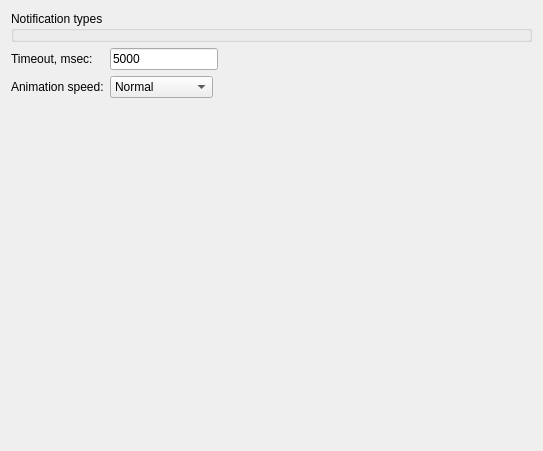
This is qmlpopups/src/settings/notifications.ui in euroelessar/qutim as Qt 5 draws it before an edit. The edited form follows.
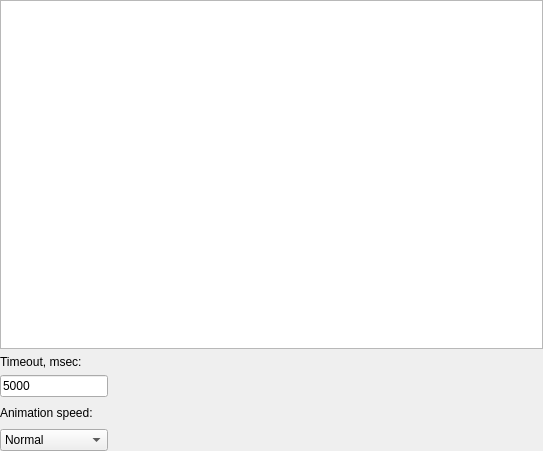
This is the edited form.

```diff
--- a/qmlpopups/src/settings/notifications.ui
+++ b/qmlpopups/src/settings/notifications.ui
@@ -13,20 +13,10 @@
   <property name="windowTitle">
    <string>Form</string>
   </property>
-  <layout class="QFormLayout" name="formLayout">
-   <property name="fieldGrowthPolicy">
-    <enum>QFormLayout::ExpandingFieldsGrow</enum>
+  <layout class="QGridLayout" name="gridLayout">
+   <property name="margin">
+    <number>0</number>
    </property>
-   <item row="0" column="0" colspan="2">
-    <widget class="QGroupBox" name="notificationsBox">
-     <property name="title">
-      <string>Notification types</string>
-     </property>
-     <property name="flat">
-      <bool>false</bool>
-     </property>
-    </widget>
-   </item>
    <item row="1" column="0">
     <widget class="QLabel" name="label_5">
      <property name="text">
@@ -34,7 +24,7 @@
      </property>
     </widget>
    </item>
-   <item row="1" column="1">
+   <item row="2" column="0">
     <widget class="QLineEdit" name="timeout">
      <property name="sizePolicy">
       <sizepolicy hsizetype="Preferred" vsizetype="Fixed">
@@ -47,14 +37,14 @@
      </property>
     </widget>
    </item>
-   <item row="2" column="0">
+   <item row="3" column="0">
     <widget class="QLabel" name="label_6">
      <property name="text">
       <string>Animation speed:</string>
      </property>
     </widget>
    </item>
-   <item row="2" column="1">
+   <item row="4" column="0">
     <widget class="QComboBox" name="animationSpeed">
      <property name="currentIndex">
       <number>3</number>
@@ -96,6 +86,35 @@
      </item>
     </widget>
    </item>
+   <item row="3" column="1">
+    <spacer name="horizontalSpacer">
+     <property name="orientation">
+      <enum>Qt::Horizontal</enum>
+     </property>
+     <property name="sizeHint" stdset="0">
+      <size>
+       <width>40</width>
+       <height>20</height>
+      </size>
+     </property>
+    </spacer>
+   </item>
+   <item row="0" column="0" colspan="2">
+    <widget class="QTreeView" name="notificationsView">
+     <property name="alternatingRowColors">
+      <bool>true</bool>
+     </property>
+     <property name="iconSize">
+      <size>
+       <width>22</width>
+       <height>22</height>
+      </size>
+     </property>
+     <property name="rootIsDecorated">
+      <bool>false</bool>
+     </property>
+    </widget>
+   </item>
   </layout>
  </widget>
  <resources/>
```
